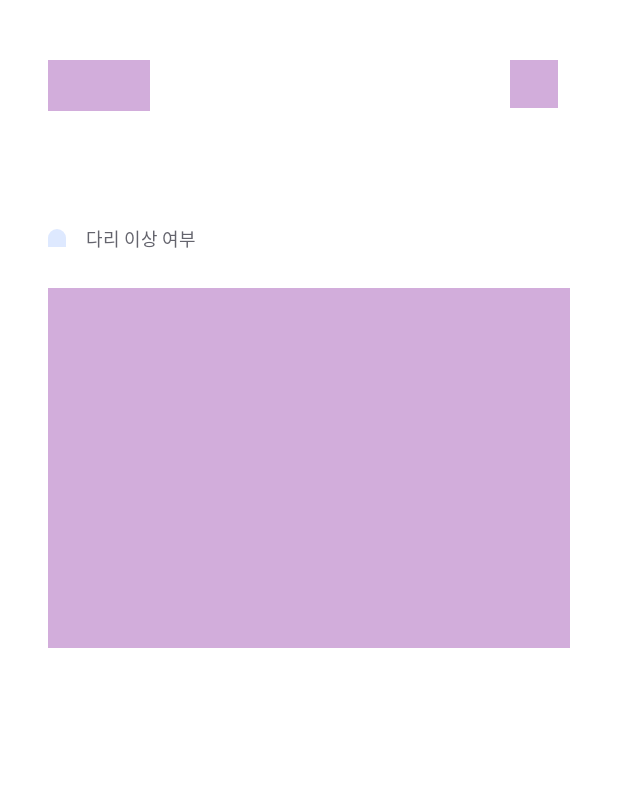
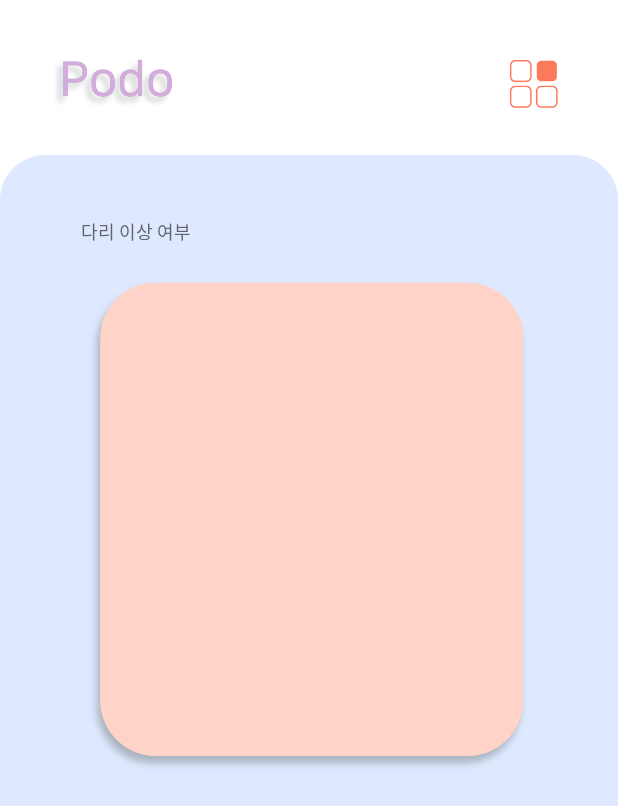
Before and after one commit to Podo-Android/Podo_Android, an Android app: the screen it shows after launch (MainActivity), on a phone screen of 412 x 824 dp. Shown: the top 806 px of the screen. Run offline under Robolectric (Android 15) with nearby library versions, the phone set to English and light mode, and no system bars; 3 statements that could not run were skipped.

Commit message:
home view in progressing

```diff
--- a/app/src/main/AndroidManifest.xml
+++ b/app/src/main/AndroidManifest.xml
@@ -11,8 +11,8 @@
         android:theme="@style/AppTheme">
         <activity android:name=".MapActivity">
         </activity>
-        <activity android:name=".MapSearchActivity" />
-        <activity android:name=".LoginActivity" />
+        <activity android:name=".MapSearchActivity"></activity>
+        <activity android:name=".LoginActivity"></activity>
         <activity android:name=".MainActivity">
             <intent-filter>
                 <action android:name="android.intent.action.MAIN" />
--- a/app/src/main/res/layout/activity_main.xml
+++ b/app/src/main/res/layout/activity_main.xml
@@ -14,78 +14,78 @@
         android:fitsSystemWindows="true"
         tools:openDrawer="start">
 
-        <ScrollView
-            android:layout_width="match_parent"
-            android:layout_height="wrap_content">
-
             <RelativeLayout
                 android:layout_width="match_parent"
-                android:layout_height="wrap_content">
+                android:layout_height="match_parent">
 
                 <ImageView
-                    android:layout_width="68dp"
-                    android:layout_height="34dp"
-                    android:layout_marginLeft="32dp"
-                    android:layout_marginTop="40dp"
-                    android:background="@color/colorPurple" />
+                    android:layout_width="83dp"
+                    android:layout_height="35dp"
+                    android:layout_marginLeft="33.5dp"
+                    android:layout_marginTop="37.8dp"
+                    android:background="@drawable/main_logo_text" />
 
                 <ImageView
+                    android:layout_alignParentTop="true"
                     android:id="@+id/img_main_act_menu"
                     android:layout_width="32dp"
                     android:layout_height="32dp"
                     android:layout_alignParentRight="true"
                     android:layout_marginTop="40dp"
                     android:layout_marginRight="40dp"
-                    android:background="@color/colorPurple" />
+                    android:background="@drawable/ic_hamburger" />
 
+                <ScrollView
+                    android:layout_below="@+id/img_main_act_menu"
+                    android:layout_marginTop="31.5dp"
+                    android:background="@drawable/background_border_sky"
+                    android:layout_width="match_parent"
+                    android:layout_height="match_parent">
                 <!-- 하늘색 배경 -->
                 <LinearLayout
-                    android:layout_below="@+id/img_main_act_menu"
-                    android:layout_marginTop="78dp"
                     android:layout_width="match_parent"
-                    android:layout_height="wrap_content"
+                    android:layout_height="match_parent"
                     android:orientation="vertical">
 
-                    <LinearLayout
-                        android:layout_marginLeft="32dp"
-                        android:layout_width="match_parent"
-                        android:layout_height="wrap_content"
-                        android:orientation="horizontal" >
-                        <ImageView
-                            android:layout_gravity="center_vertical"
-                            android:layout_width="12dp"
-                            android:layout_height="12dp"
-                            android:background="@drawable/background_border_sky"/>
+                 <LinearLayout
+                     android:layout_width="match_parent"
+                     android:layout_height="wrap_content"
+                     android:orientation="horizontal">
+
+                     <ImageView
+                         android:layout_width="15dp"
+                         android:layout_height="8dp"
+                         android:layout_gravity="center_vertical"
+                         android:layout_marginLeft="33.6dp"
+                         android:layout_marginTop="40.6dp"
+                         android:background="@drawable/ic_part" />
+
                         <TextView
                             style="@style/regularGrayStyle"
-                            android:layout_marginLeft="13dp"
-                            android:textSize="12sp"
-                            android:text="다리 이상 여부" />
-                    </LinearLayout>
+                            android:layout_marginLeft="5.4dp"
+                            android:text="다리 이상 여부"
+                            android:layout_marginTop="41.7dp"
+                            android:textSize="12sp" />
 
+                 </LinearLayout>
                     <ImageView
-                        android:layout_marginTop="24dp"
+                        android:layout_marginTop="22.3dp"
                         android:layout_marginHorizontal="32dp"
-                        android:layout_width="match_parent"
-                        android:layout_height="240dp"
-                        android:background="@color/colorPurple"/>
+                        android:layout_width="298dp"
+                        android:layout_height="331dp"
+                        android:layout_gravity="center"
+                        android:background="@drawable/main_image_background"/>
 
                 </LinearLayout>
-
-                <View
-                    android:layout_width="match_parent"
-                    android:layout_height="match_parent"
-                    android:layout_marginTop="585.2dp"
-                    android:background="@drawable/background_border_sky" />
+                </ScrollView>
             </RelativeLayout>
-        </ScrollView>
-        <include
-            android:id="@+id/nav_view"
-            layout="@layout/nav_main"
-            android:layout_width="match_parent"
-            android:layout_height="match_parent"
-            android:layout_gravity="left"
-            android:fitsSystemWindows="true" />
+<!--        <include-->
+<!--            android:id="@+id/nav_view"-->
+<!--            layout="@layout/nav_main"-->
+<!--            android:layout_width="match_parent"-->
+<!--            android:layout_height="match_parent"-->
+<!--            android:layout_gravity="left"-->
+<!--            android:fitsSystemWindows="true" />-->
 
     </androidx.drawerlayout.widget.DrawerLayout>
 
```
